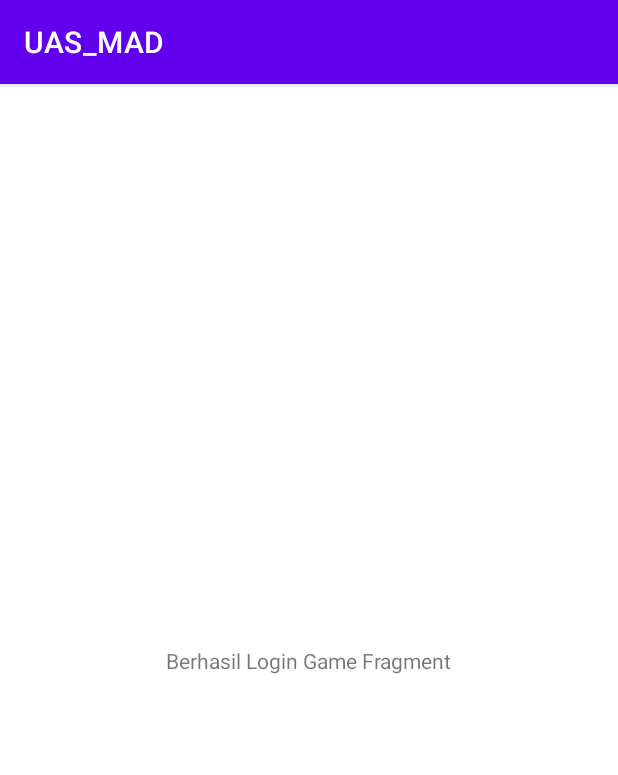
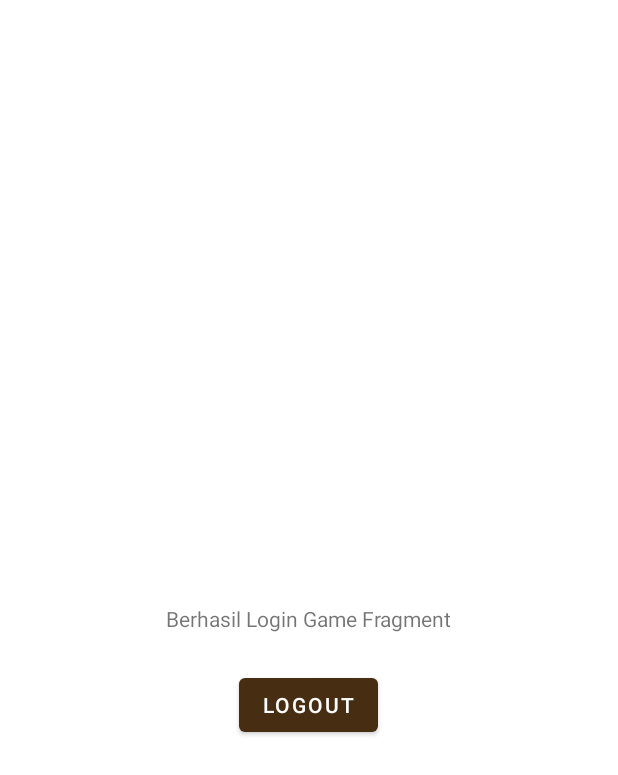
Before and after one commit to Akusuma05/BIO9_UAS_MAD, an Android app: the Game_Fragment screen opened through its navigation route, on a phone screen of 412 x 824 dp. Shown: the top 775 px of the screen. Run offline under Robolectric (Android 15) with nearby library versions, the phone set to English and light mode, and no system bars.

Commit message:
Logout Function dan Design Login Register

```diff
--- a/app/src/main/java/com/example/uas_mad/MainActivity.java
+++ b/app/src/main/java/com/example/uas_mad/MainActivity.java
@@ -14,6 +14,8 @@ public class MainActivity extends AppCompatActivity {
         super.onCreate(savedInstanceState);
         setContentView(R.layout.activity_main);
 
+        //Menghilangkan Action Bar
+        getSupportActionBar().hide();
 
 
     }
--- a/app/src/main/java/com/example/uas_mad/helper/Const.java
+++ b/app/src/main/java/com/example/uas_mad/helper/Const.java
@@ -1,5 +1,5 @@
 package com.example.uas_mad.helper;
 
 public class Const {
-    public final static String BASE_URL = "http://192.168.1.12/UASAPI/public/api/";
+    public final static String BASE_URL = "http://192.168.1.11/UASAPI/public/api/";
 }
--- a/app/src/main/java/com/example/uas_mad/repositories/AuthRepository.java
+++ b/app/src/main/java/com/example/uas_mad/repositories/AuthRepository.java
@@ -44,6 +44,7 @@ public class AuthRepository {
                         }
                     }
                 }else{
+                    tokenResponse.setValue(null);
                     Log.d(TAG, "onResponse: "+response.code());
                 }
             }
@@ -72,6 +73,9 @@ public class AuthRepository {
                     }else{
                         Log.d(TAG, "onResponse : "+ response.code());
                     }
+                }else{
+                    registerResponse.setValue(null);
+                    Log.d(TAG, "onResponse: "+response.code());
                 }
             }
 
--- a/app/src/main/java/com/example/uas_mad/repositories/ProfileRepository.java
+++ b/app/src/main/java/com/example/uas_mad/repositories/ProfileRepository.java
@@ -1,4 +1,72 @@
 package com.example.uas_mad.repositories;
 
+import android.util.Log;
+
+import androidx.lifecycle.LiveData;
+import androidx.lifecycle.MutableLiveData;
+
+import com.example.uas_mad.retrofit.RetrofitService;
+import com.google.gson.Gson;
+import com.google.gson.JsonObject;
+
+import org.json.JSONException;
+import org.json.JSONObject;
+
+import retrofit2.Call;
+import retrofit2.Callback;
+import retrofit2.Response;
+
 public class ProfileRepository {
+    private static ProfileRepository profileRepository;
+    private RetrofitService apiService;
+    private static final String TAG = "ProfileRepository";
+
+    private ProfileRepository(String token){
+        Log.d(TAG, "token: "+token);
+        apiService = RetrofitService.getInstance(token);
+    }
+
+    public static ProfileRepository getInstance(String token){
+        if (profileRepository == null){
+            profileRepository = new ProfileRepository(token);
+        }
+
+        return profileRepository;
+    }
+
+    public synchronized void resetInstance(){
+        if (profileRepository != null){
+            profileRepository = null;
+        }
+    }
+
+    public LiveData<String> logout(){
+        MutableLiveData<String> message = new MutableLiveData<>();
+
+        apiService.logout().enqueue(new Callback<JsonObject>() {
+            @Override
+            public void onResponse(Call<JsonObject> call, Response<JsonObject> response) {
+                Log.d(TAG, "onResponse: " + response.code());
+                if (response.isSuccessful()){
+                    if (response.body() != null){
+                        try {
+                            JSONObject object = new JSONObject(new Gson().toJson(response.body()));
+                            String msg = object.getString("message");
+                            Log.d(TAG, "onResponse: "+msg);
+                            message.postValue(msg);
+                        }catch (JSONException e){
+                            e.printStackTrace();
+                        }
+                    }
+                }
+            }
+
+            @Override
+            public void onFailure(Call<JsonObject> call, Throwable t) {
+                Log.e(TAG, "onFailure: " + t.getMessage());
+            }
+        });
+
+        return message;
+    }
 }
--- a/app/src/main/java/com/example/uas_mad/retrofit/ApiEndPoints.java
+++ b/app/src/main/java/com/example/uas_mad/retrofit/ApiEndPoints.java
@@ -2,6 +2,7 @@ package com.example.uas_mad.retrofit;
 
 import com.example.uas_mad.model.RegisterResponse;
 import com.example.uas_mad.model.TokenResponse;
+import com.google.gson.JsonObject;
 
 import retrofit2.Call;
 import retrofit2.http.Field;
@@ -18,4 +19,7 @@ public interface ApiEndPoints {
     Call<RegisterResponse> register(@Field("name") String name, @Field("email") String email,
                                     @Field("password") String password,
                                     @Field("password_confirmation") String password_confirmation);
+
+    @POST("logout")
+    Call<JsonObject> logout();
 }
--- a/app/src/main/java/com/example/uas_mad/retrofit/RetrofitService.java
+++ b/app/src/main/java/com/example/uas_mad/retrofit/RetrofitService.java
@@ -3,6 +3,7 @@ package com.example.uas_mad.retrofit;
 import com.example.uas_mad.helper.Const;
 import com.example.uas_mad.model.RegisterResponse;
 import com.example.uas_mad.model.TokenResponse;
+import com.google.gson.JsonObject;
 
 import okhttp3.OkHttpClient;
 import okhttp3.Request;
@@ -60,4 +61,5 @@ public class RetrofitService {
         return api.register(name, email, password, password_confirmation);
     }
 
+    public Call<JsonObject> logout() {return api.logout();}
 }
--- /dev/null
+++ b/app/src/main/java/com/example/uas_mad/view/GameView/GameViewModel.java
@@ -0,0 +1,36 @@
+package com.example.uas_mad.view.GameView;
+
+import android.app.Application;
+import android.util.Log;
+
+import androidx.annotation.NonNull;
+import androidx.lifecycle.AndroidViewModel;
+import androidx.lifecycle.LiveData;
+
+import com.example.uas_mad.repositories.ProfileRepository;
+
+public class GameViewModel extends AndroidViewModel {
+    private ProfileRepository profileRepository;
+    private static final String TAG = "GameViewModel";
+
+    public GameViewModel(@NonNull Application application) {
+        super(application);
+    }
+
+    public void init(String token){
+        Log.d(TAG, "token: "+token);
+        profileRepository = ProfileRepository.getInstance(token);
+    }
+
+    public LiveData<String> logout(){
+        profileRepository.resetInstance();
+        return profileRepository.logout();
+    }
+
+    @Override
+    protected void onCleared() {
+        super.onCleared();
+        Log.d(TAG, "onCleared: ");
+        profileRepository.resetInstance();
+    }
+}
--- a/app/src/main/java/com/example/uas_mad/view/GameView/Game_Fragment.java
+++ b/app/src/main/java/com/example/uas_mad/view/GameView/Game_Fragment.java
@@ -2,13 +2,21 @@ package com.example.uas_mad.view.GameView;
 
 import android.os.Bundle;
 
+import androidx.annotation.NonNull;
+import androidx.annotation.Nullable;
 import androidx.fragment.app.Fragment;
+import androidx.lifecycle.ViewModelProvider;
+import androidx.navigation.NavDirections;
+import androidx.navigation.Navigation;
 
 import android.view.LayoutInflater;
 import android.view.View;
 import android.view.ViewGroup;
+import android.widget.Button;
+import android.widget.Toast;
 
 import com.example.uas_mad.R;
+import com.example.uas_mad.helper.SharedPreferenceHelper;
 
 /**
  * A simple {@link Fragment} subclass.
@@ -16,6 +24,12 @@ import com.example.uas_mad.R;
  * create an instance of this fragment.
  */
 public class Game_Fragment extends Fragment {
+
+    private Button btn_logout;
+
+    private GameViewModel gameViewModel;
+    private SharedPreferenceHelper helper;
+    private static final String TAG = "ProfileFragment";
 
     // TODO: Rename parameter arguments, choose names that match
     // the fragment initialization parameters, e.g. ARG_ITEM_NUMBER
@@ -63,4 +77,37 @@ public class Game_Fragment extends Fragment {
         // Inflate the layout for this fragment
         return inflater.inflate(R.layout.fragment_game_, container, false);
     }
+
+    @Override
+    public void onViewCreated(@NonNull View view, @Nullable Bundle savedInstanceState) {
+        super.onViewCreated(view, savedInstanceState);
+        //Deklarasi
+        InitView();
+
+        helper = SharedPreferenceHelper.getInstance(requireActivity());
+        gameViewModel = new ViewModelProvider(getActivity()).get(GameViewModel.class);
+        gameViewModel.init(helper.getAccessToken());
+
+        //Logout
+        btn_logout.setOnClickListener(new View.OnClickListener() {
+            @Override
+            public void onClick(View view) {
+                if (view.getId() == R.id.btn_logout){
+                    gameViewModel.logout().observe(requireActivity(), s ->{
+                        if (!s.isEmpty()) {
+                            helper.clearPref();
+                            Navigation.findNavController(view).navigate(R.id.action_game_Fragment_to_loginFragment);
+                            Toast.makeText(requireActivity(), s, Toast.LENGTH_SHORT).show();
+                        }
+                    });
+                }
+            }
+        });
+
+    }
+
+    //Fungsi Deklarasi
+    private void InitView() {
+        btn_logout = getActivity().findViewById(R.id.btn_logout);
+    }
 }
--- a/app/src/main/java/com/example/uas_mad/view/RegisterView/RegisterFragment.java
+++ b/app/src/main/java/com/example/uas_mad/view/RegisterView/RegisterFragment.java
@@ -105,12 +105,13 @@ public class RegisterFragment extends Fragment {
                     String email = input_email_register.getEditText().getText().toString().trim();
                     String pass = input_password_register.getEditText().getText().toString().trim();
                     String cpass = input_confirm_password.getEditText().getText().toString().trim();
+
                     registerViewModel.register(name, email, pass, cpass).observe(requireActivity(), registerResponse -> {
                         if (registerResponse != null){
                             Navigation.findNavController(view).navigate(R.id.action_registerFragment_to_loginFragment);
                             Toast.makeText(requireActivity(), "Register Success", Toast.LENGTH_SHORT).show();
                         }else{
-                            Toast.makeText(requireActivity(), "Regsiter Failed", Toast.LENGTH_SHORT).show();
+                            Toast.makeText(requireActivity(), "Register Failed", Toast.LENGTH_SHORT).show();
                         }
                     });
                 }else{
--- a/app/src/main/res/layout/fragment_game_.xml
+++ b/app/src/main/res/layout/fragment_game_.xml
@@ -18,4 +18,15 @@
         app:layout_constraintStart_toStartOf="parent"
         app:layout_constraintTop_toTopOf="parent" />
 
+    <Button
+        android:id="@+id/btn_logout"
+        android:layout_width="wrap_content"
+        android:layout_height="wrap_content"
+        android:layout_marginTop="24dp"
+        android:text="Logout"
+        app:layout_constraintEnd_toEndOf="parent"
+        app:layout_constraintHorizontal_bias="0.498"
+        app:layout_constraintStart_toStartOf="parent"
+        app:layout_constraintTop_toBottomOf="@+id/textView" />
+
 </androidx.constraintlayout.widget.ConstraintLayout>
--- a/app/src/main/res/navigation/game_nav.xml
+++ b/app/src/main/res/navigation/game_nav.xml
@@ -30,5 +30,9 @@
         android:id="@+id/game_Fragment"
         android:name="com.example.uas_mad.view.GameView.Game_Fragment"
         android:label="fragment_game_"
-        tools:layout="@layout/fragment_game_" />
+        tools:layout="@layout/fragment_game_" >
+        <action
+            android:id="@+id/action_game_Fragment_to_loginFragment"
+            app:destination="@id/loginFragment" />
+    </fragment>
 </navigation>
--- a/app/src/main/res/values/themes.xml
+++ b/app/src/main/res/values/themes.xml
@@ -2,8 +2,8 @@
     <!-- Base application theme. -->
     <style name="Theme.UAS_MAD" parent="Theme.MaterialComponents.DayNight.DarkActionBar">
         <!-- Primary brand color. -->
-        <item name="colorPrimary">@color/purple_500</item>
-        <item name="colorPrimaryVariant">@color/purple_700</item>
+        <item name="colorPrimary">#472d12</item>
+        <item name="colorPrimaryVariant">#1f9682</item>
         <item name="colorOnPrimary">@color/white</item>
         <!-- Secondary brand color. -->
         <item name="colorSecondary">@color/teal_200</item>
```
Also changed, not shown: app/src/main/java/com/example/uas_mad/view/LoginView/LoginFragment.java (+4 -3 lines), app/src/main/res/layout/fragment_login.xml (+56 -15 lines), app/src/main/res/layout/fragment_register.xml (+50 -5 lines), app/src/main/res/drawable/background_potrait.jpg (added), app/src/main/res/drawable/do_create_the_character_spritesheet_and_2d_game_background.jpg (added).
